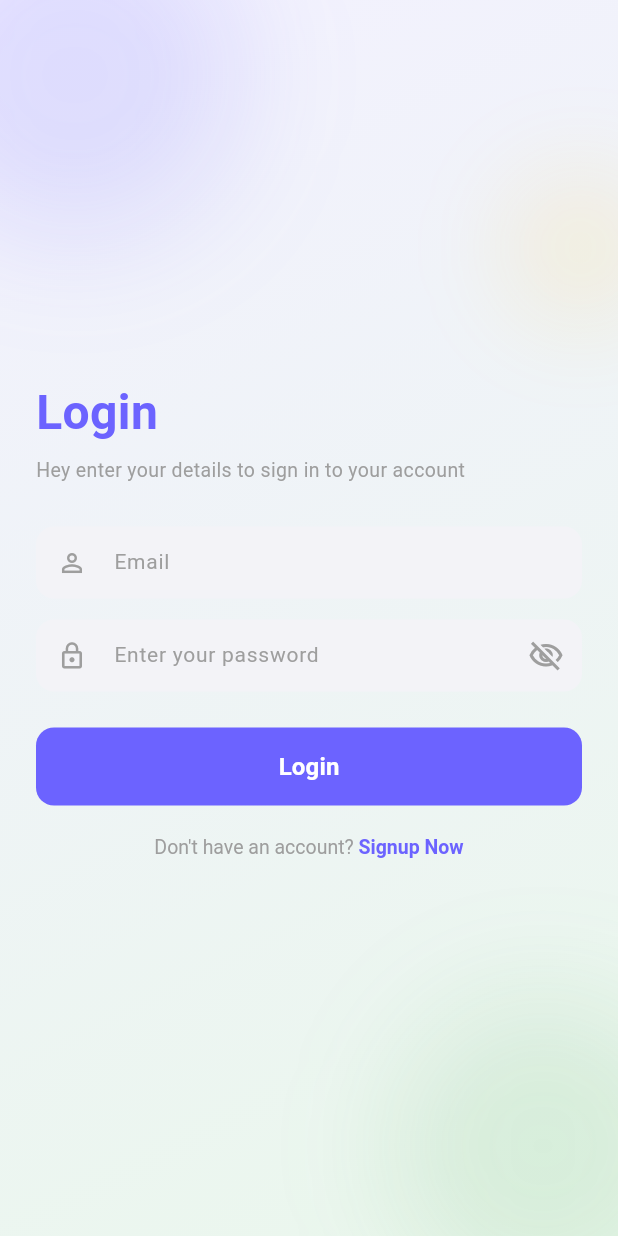
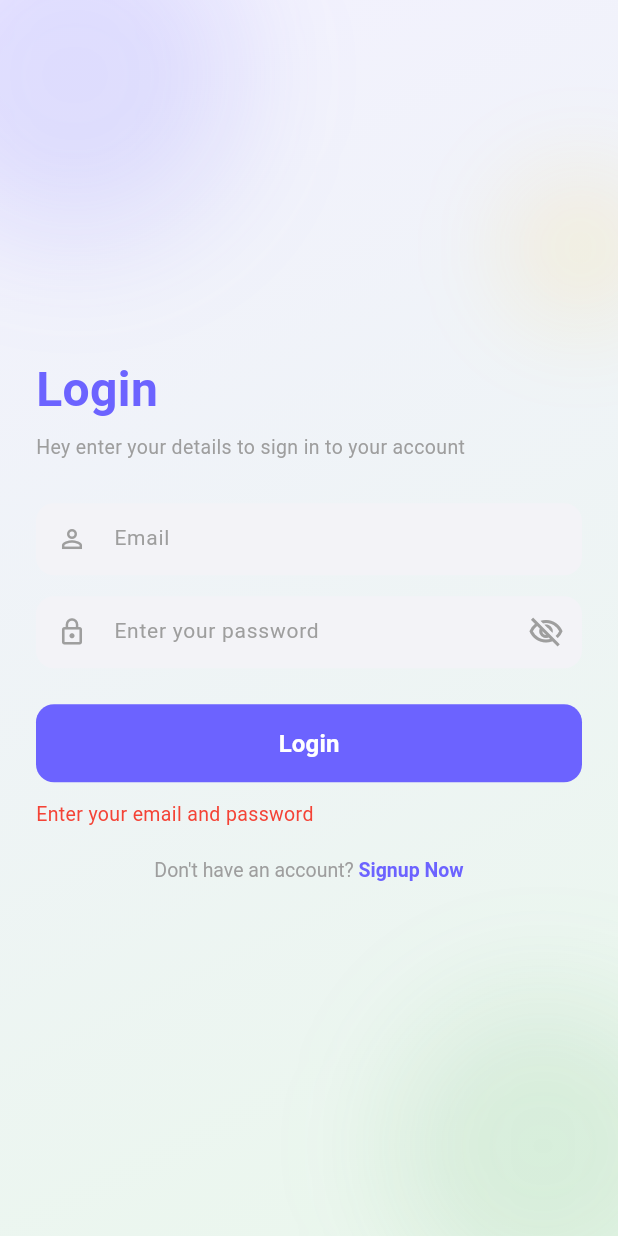
Before and after one commit to joan-code6/broccoli, a Flutter app: the screen it shows after launch, after a tap on "Login", on a phone screen of 412 x 824 dp. Run offline on Flutter 3.47's test engine with Material 3 defaults, Android fonts, the phone set to English and light mode, and no system bars; our stand-ins replace shared_preferences.

Commit message:
add failed login

```diff
--- a/app/lib/login_screen.dart
+++ b/app/lib/login_screen.dart
@@ -1,6 +1,7 @@
 import 'dart:ui';
 import 'package:flutter/material.dart';
 import 'package:flutter/gestures.dart';
+import 'package:shared_preferences/shared_preferences.dart';
 import 'signup_screen.dart';
 
 class LoginScreen extends StatefulWidget {
@@ -14,6 +15,8 @@ class _LoginScreenState extends State<LoginScreen> {
   final TextEditingController _emailController = TextEditingController();
   final TextEditingController _passwordController = TextEditingController();
   bool _obscurePassword = true;
+  bool _isChecking = false;
+  String? _errorMessage;
 
   @override
   void dispose() {
@@ -22,10 +25,44 @@ class _LoginScreenState extends State<LoginScreen> {
     super.dispose();
   }
 
-  void _handleLogin() {
+  Future<void> _handleLogin() async {
     final email = _emailController.text.trim();
     final password = _passwordController.text;
-    debugPrint('Login attempt: $email');
+
+    if (email.isEmpty || password.isEmpty) {
+      setState(() {
+        _errorMessage = 'Enter your email and password';
+      });
+      return;
+    }
+
+    setState(() {
+      _isChecking = true;
+      _errorMessage = null;
+    });
+
+    final prefs = await SharedPreferences.getInstance();
+    final savedEmail = prefs.getString('saved_email');
+    final savedPassword = prefs.getString('saved_password');
+
+    if (!mounted) return;
+
+    final isMatch =
+        savedEmail != null &&
+        savedPassword != null &&
+        email == savedEmail &&
+        password == savedPassword;
+
+    setState(() {
+      _isChecking = false;
+      _errorMessage = isMatch ? null : 'Incorrect email or password';
+    });
+
+    if (isMatch) {
+      ScaffoldMessenger.of(
+        context,
+      ).showSnackBar(const SnackBar(content: Text('Login complete')));
+    }
   }
 
   Widget _blurBlob({
@@ -162,7 +199,7 @@ class _LoginScreenState extends State<LoginScreen> {
                         width: double.infinity,
                         height: 52,
                         child: ElevatedButton(
-                          onPressed: _handleLogin,
+                          onPressed: _isChecking ? null : _handleLogin,
                           style: ElevatedButton.styleFrom(
                             backgroundColor: const Color(0xFF6C63FF),
                             shape: RoundedRectangleBorder(
@@ -170,7 +207,16 @@ class _LoginScreenState extends State<LoginScreen> {
                             ),
                             elevation: 0,
                           ),
-                          child: const Text(
+                          child: _isChecking
+                              ? const SizedBox(
+                                  width: 20,
+                                  height: 20,
+                                  child: CircularProgressIndicator(
+                                    strokeWidth: 2,
+                                    color: Colors.white,
+                                  ),
+                                )
+                              : const Text(
                                   'Login',
                                   style: TextStyle(
                                     fontSize: 16,
@@ -178,6 +224,15 @@ class _LoginScreenState extends State<LoginScreen> {
                                     color: Colors.white,
                                   ),
                                 ),
+                        ),
+                      ),
+                      const SizedBox(height: 12),
+                      if (_errorMessage != null)
+                        Text(
+                          _errorMessage!,
+                          style: const TextStyle(
+                            fontSize: 13,
+                            color: Colors.red,
                           ),
                         ),
                       const SizedBox(height: 20),
--- a/app/lib/signup_screen.dart
+++ b/app/lib/signup_screen.dart
@@ -47,9 +47,9 @@ class _SignupScreenState extends State<SignupScreen> {
 
     if (!mounted) return;
 
-    ScaffoldMessenger.of(
-      context,
-    ).showSnackBar(const SnackBar(content: Text('가입 완료, 이제 로그인해줘')));
+    ScaffoldMessenger.of(context).showSnackBar(
+      const SnackBar(content: Text('Account created, able to log in')),
+    );
 
     Navigator.of(context).pop();
   }
```
Lines whose indentation alone changed are shown as unchanged.
